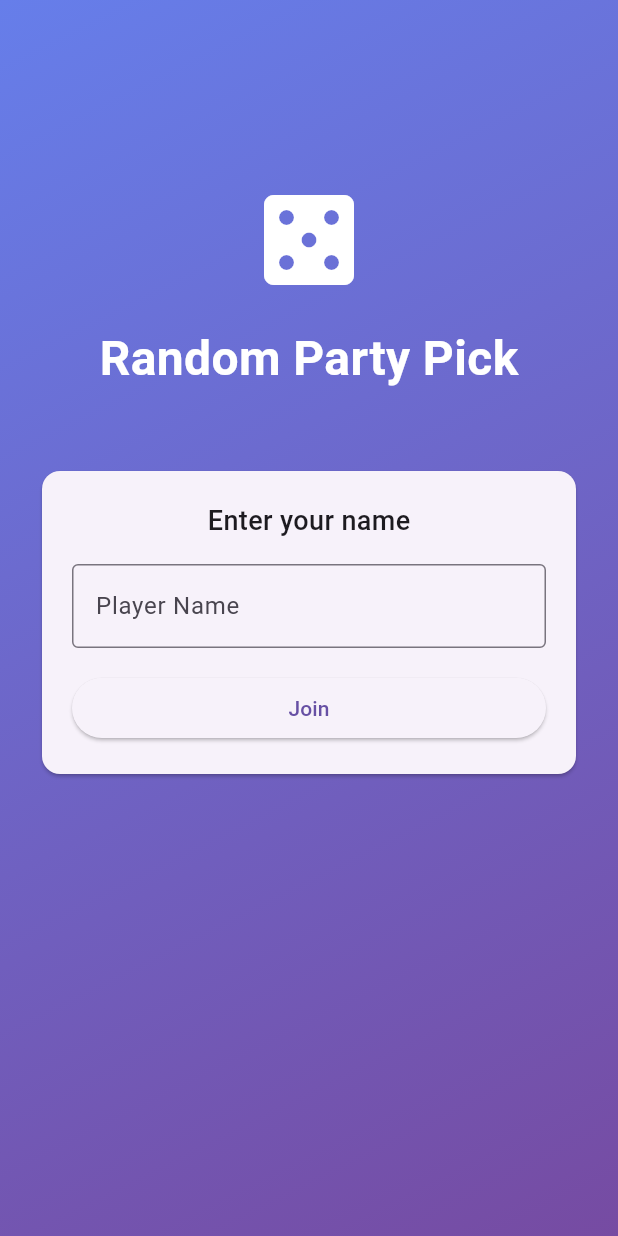
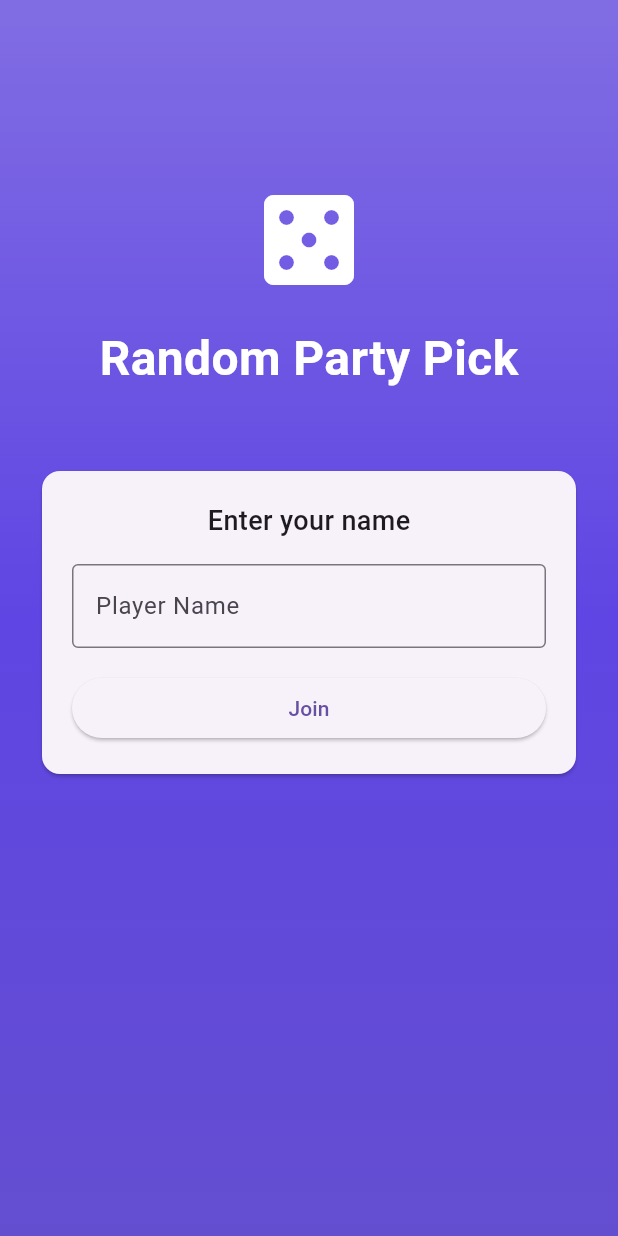
Before and after one commit to KimHyungSik/random_party_pick, a Flutter app: the screen it shows after launch, on a phone screen of 412 x 824 dp. Run offline on Flutter 3.47's test engine with Material 3 defaults, Android fonts, the phone set to English and light mode, and no system bars; our stand-ins replace firebase_core, firebase_database, flutter_riverpod, qr_flutter, shared_preferences; accounts and stored records are empty; generated files the repository leaves out were written again.

Commit message:
이름 편집

```diff
--- a/lib/screens/home_screen.dart
+++ b/lib/screens/home_screen.dart
@@ -19,7 +19,7 @@ class _HomeScreenState extends ConsumerState<HomeScreen> {
   String? userName;
   final TextEditingController _nameController = TextEditingController();
   bool _isCreatingRoom = false;
-  bool _isEditingName = false;  // 이름 편집 상태 추가
+  bool _isEditingName = false; // 이름 편집 상태 추가
 
   @override
   void initState() {
@@ -50,22 +50,21 @@ class _HomeScreenState extends ConsumerState<HomeScreen> {
     ref.read(currentUserNameProvider.notifier).state = name;
     setState(() {
       userName = name;
-      _isEditingName = false;  // 편집 모드 종료
+      _isEditingName = false; // 편집 모드 종료
     });
   }
 
   void _startEditingName() {
-    print("LOGEE _startEditingName");
     setState(() {
       _isEditingName = true;
-      _nameController.text = userName ?? '';  // 기존 이름을 텍스트 필드에 설정
+      _nameController.text = userName ?? ''; // 기존 이름을 텍스트 필드에 설정
     });
   }
 
   void _cancelEditingName() {
     setState(() {
       _isEditingName = false;
-      _nameController.text = userName ?? '';  // 원래 이름으로 복원
+      _nameController.text = userName ?? ''; // 원래 이름으로 복원
     });
   }
 
@@ -123,11 +122,12 @@ class _HomeScreenState extends ConsumerState<HomeScreen> {
       body: Container(
         decoration: const BoxDecoration(
           gradient: LinearGradient(
-            begin: Alignment.topLeft,
-            end: Alignment.bottomRight,
+            begin: Alignment.topCenter,
+            end: Alignment.bottomCenter,
             colors: [
-              Color(0xFF667eea),
-              Color(0xFF764ba2),
+              Color(0xFF816DE3),
+              Color(0xFF5F45E3),
+              Color(0xFF644ED0),
             ],
           ),
         ),
@@ -188,8 +188,11 @@ class _HomeScreenState extends ConsumerState<HomeScreen> {
                               Expanded(
                                 child: ElevatedButton(
                                   onPressed: () {
-                                    if (_nameController.text.trim().isNotEmpty) {
-                                      _saveUserName(_nameController.text.trim());
+                                    if (_nameController.text
+                                        .trim()
+                                        .isNotEmpty) {
+                                      _saveUserName(
+                                          _nameController.text.trim());
                                     }
                                   },
                                   child: Text(l10n.join),
@@ -222,16 +225,19 @@ class _HomeScreenState extends ConsumerState<HomeScreen> {
                       ),
                     ),
                   ),
-                  const SizedBox(height: 32),
+                  const Spacer(
+                    flex: 1,
+                  ),
 
                   // Game buttons
                   SizedBox(
                     width: double.infinity,
-                    child: GradientButton(
+                    child: TextButton(
+                      style: const ButtonStyle(
+                        backgroundColor:
+                            WidgetStatePropertyAll(Color(0xFF222222)),
+                      )
                       onPressed: _isCreatingRoom ? null : _createRoom,
-                      gradient: const LinearGradient(
-                        colors: [Colors.orange, Colors.deepOrange],
-                      ),
                       child: _isCreatingRoom
                           ? Row(
                               mainAxisAlignment: MainAxisAlignment.center,
--- a/pubspec.yaml
+++ b/pubspec.yaml
@@ -59,8 +59,8 @@ flutter:
   generate: true
 
   # To add assets to your application, add an assets section, like this:
-  # assets:
-  #   - images/a_dot_burr.jpeg
+  assets:
+    - assets/images/
   #   - images/a_dot_ham.jpeg
 
   # An image asset can refer to one or more resolution-specific "variants", see
```
Lines whose indentation alone changed are shown as unchanged.
